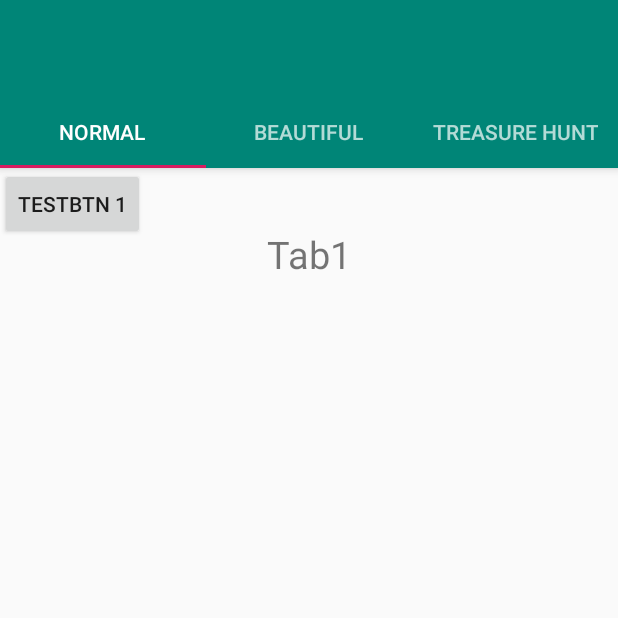
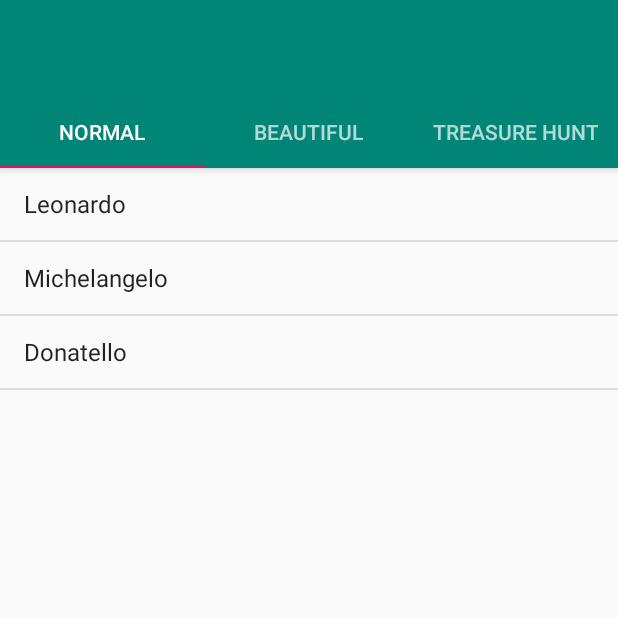
Before and after one commit to bzheng1/TreasureHunt, an Android app: the screen it shows after launch (MainActivity), on a phone screen of 412 x 824 dp, the top half of it. Run offline under Robolectric (Android 15) with nearby library versions, the phone set to English and light mode, and no system bars.

Commit message:
added list view

```diff
--- /dev/null
+++ b/app/src/main/java/com/example/bryanzheng/treasurehunt/Details.java
@@ -0,0 +1,4 @@
+package com.example.bryanzheng.treasurehunt;
+
+public class Details {
+}
--- a/app/src/main/java/com/example/bryanzheng/treasurehunt/Tab1Fragment.java
+++ b/app/src/main/java/com/example/bryanzheng/treasurehunt/Tab1Fragment.java
@@ -1,24 +1,50 @@
 package com.example.bryanzheng.treasurehunt;
+import android.content.Context;
+import android.content.Intent;
 import android.os.Bundle;
 import android.support.annotation.Nullable;
+import android.support.v4.app.AppComponentFactory;
 import android.support.v4.app.Fragment;
+import android.support.v7.app.AppCompatActivity;
 import android.view.LayoutInflater;
 import android.view.View;
 import android.view.ViewGroup;
+import android.widget.Adapter;
+import android.widget.AdapterView;
+import android.widget.ArrayAdapter;
+import android.widget.ListAdapter;
+import android.widget.ListView;
+
+import java.lang.reflect.Array;
+import java.util.ArrayList;
 
 
 /**
  * Created by User on 2/28/2017.
  */
 
-public class Tab1Fragment extends Fragment {
+public class Tab1Fragment extends Fragment{
     private static final String TAG = "Tab1Fragment";
-
-
-    @Nullable
+    ListView listView;
+    ArrayList<String> arrayList;
+    ArrayAdapter<String> arrayAdapter;
     @Override
     public View onCreateView(LayoutInflater inflater, @Nullable ViewGroup container, @Nullable Bundle savedInstanceState) {
         View view = inflater.inflate(R.layout.tab1fragment,container,false);
+        listView = (ListView) view.findViewById(R.id.listview);
+        arrayList = new ArrayList<>();
+        arrayAdapter = new ArrayAdapter<String>(getActivity(),android.R.layout.simple_list_item_activated_1);
+        arrayAdapter.add("Leonardo");
+        arrayAdapter.add("Michelangelo");
+        arrayAdapter.add("Donatello");
+        listView.setAdapter(arrayAdapter);
+
+        listView.setOnItemClickListener(new AdapterView.OnItemClickListener() {
+            @Override
+            public void onItemClick(AdapterView<?> parent, View view, int position, long id) {
+                Intent intent = new Intent(Tab1Fragment.this, Details.class);
+            }
+        });
         return view;
     }
 }
--- a/app/src/main/res/layout/tab1fragment.xml
+++ b/app/src/main/res/layout/tab1fragment.xml
@@ -4,19 +4,11 @@
     android:layout_width="match_parent"
     android:layout_height="match_parent">
 
-    <TextView
-        android:layout_width="wrap_content"
-        android:layout_height="wrap_content"
+    <ListView
+        android:id="@+id/listview"
+        android:layout_width="match_parent"
+        android:layout_height="match_parent"
+        android:layout_alignParentTop="true"
         android:layout_centerHorizontal="true"
-        android:textSize="25sp"
-        android:text="Tab1"
-        android:layout_marginTop="40dp"
-        android:id="@+id/textTab1"/>
-
-    <Button
-        android:layout_width="wrap_content"
-        android:layout_height="wrap_content"
-        android:id="@+id/btnTEST"
-        android:text="TESTBTN 1"/>
-
+        android:layout_marginTop="0dp" />
 </RelativeLayout>
--- a/app/src/main/res/values/styles.xml
+++ b/app/src/main/res/values/styles.xml
@@ -1,7 +1,7 @@
 <resources>
 
     <!-- Base application theme. -->
-    <style name="AppTheme" parent="Theme.AppCompat.Light.DarkActionBar">
+    <style name="AppTheme" parent="Base.Theme.AppCompat.Light.DarkActionBar">
         <!-- Customize your theme here. -->
         <item name="colorPrimary">@color/colorPrimary</item>
         <item name="colorPrimaryDark">@color/colorPrimaryDark</item>
```
